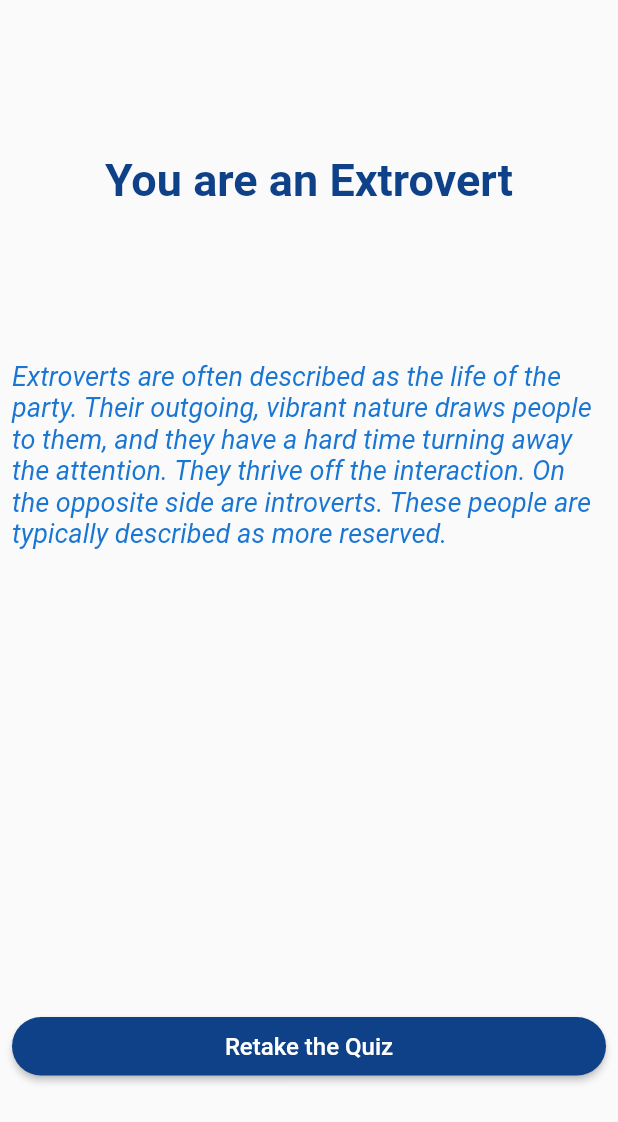
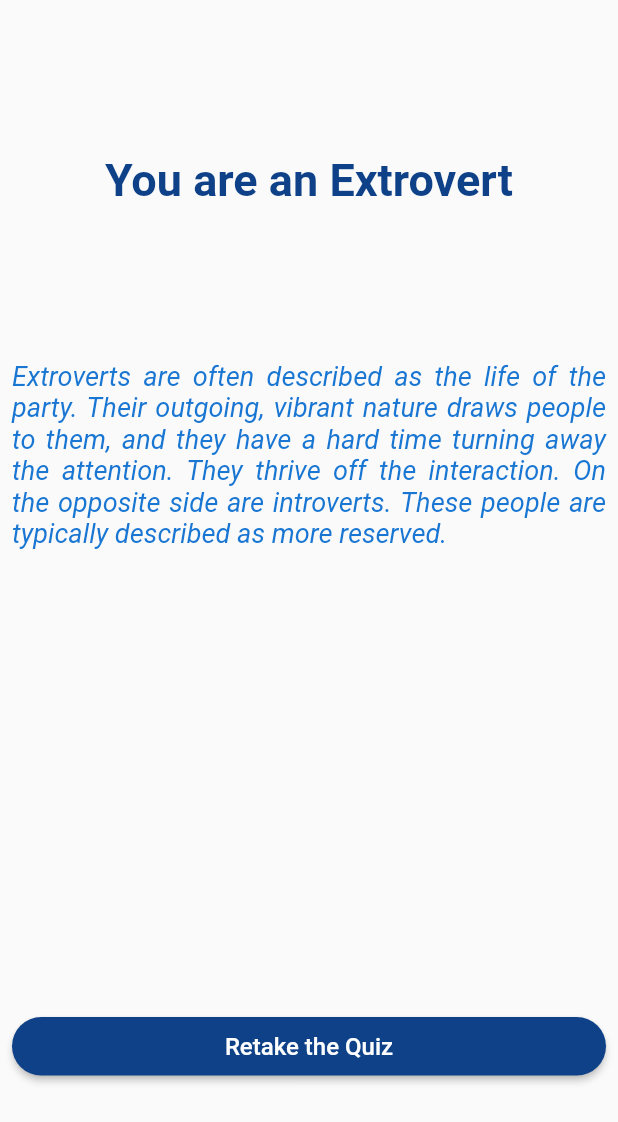
Before and after one commit to hassan-2040/teamway_demo_quiz, a Flutter app: the QuizFinishedView widget shown alone on an empty page, opened directly with empty values, on a phone screen of 412 x 824 dp. Shown: the top 1122 px of the screen. Run offline on Flutter 3.47's test engine with Material 2 defaults, Android fonts, the phone set to English and light mode, and no system bars; our stand-ins replace bloc, flutter_bloc.

Commit message:
refactored code

```diff
--- a/lib/repositories/quiz_repo.dart
+++ b/lib/repositories/quiz_repo.dart
@@ -6,7 +6,7 @@ import 'package:teamway_demo_quiz/models/question.dart';
 class QuizRepo {
   final List<Question> questions = [];
 
-  /// Fetchs the questions from the assets/questions.json file.
+  /// Fetches the questions from the assets/questions.json file.
   /// Since the questions are stored locally, Future.delayed is used to mock an API call
   Future<void> fetchQuestions() async {
     try {
--- a/lib/utilities/app_config.dart
+++ b/lib/utilities/app_config.dart
@@ -31,6 +31,7 @@ class AppConfig {
   static late double _textSizeSmall;
 
   ///This function makes sure similar text styles are used throughout the app
+  ///It also ensures any changes are globally accessible.
   static TextStyle getTextStyle({
     required BuildContext context,
     TextColor? textColor,
--- a/lib/utilities/constants.dart
+++ b/lib/utilities/constants.dart
@@ -1,5 +1,7 @@
 import 'package:flutter/material.dart';
 
+
+//Theme Colors for the app
 const Color primaryColorDark = Color(0xFF05316e);
 const accentColor = Color(0xFF1b76f5);
 const MaterialColor themeColor = MaterialColor(0xFF0e4188, _color);
@@ -32,5 +34,5 @@ enum TextColor {
   white,
   danger, //red
   disabled,
-  textButton //underlined blue
+  textButton //blue for raw text buttons such as hyperlink
 }
--- a/lib/utilities/custom_error_responses.dart
+++ b/lib/utilities/custom_error_responses.dart
@@ -1,3 +1,6 @@
+
+///This function can be used to provide relevant error responses based on
+///the type of HTTP/API error codes.
 String customErrorResponses(Exception _error) {
   late String _response;
   _response = "An error occurred whiled decoding: $_error";
--- a/lib/views/screens/home/components/quiz_finished_view.dart
+++ b/lib/views/screens/home/components/quiz_finished_view.dart
@@ -33,7 +33,7 @@ class QuizFinishedView extends StatelessWidget {
           padding: const EdgeInsets.symmetric(horizontal: 8.0),
           child: Text(
             getResultDescription(result),
-            textAlign: TextAlign.left,
+            textAlign: TextAlign.justify,
             style: AppConfig.getTextStyle(
               context: context,
               textColor: TextColor.primaryLight,
--- a/lib/views/screens/splash_screen.dart
+++ b/lib/views/screens/splash_screen.dart
@@ -90,6 +90,7 @@ class _SplashScreenState extends State<SplashScreen>
                 style: AppConfig.getTextStyle(
                   context: context,
                   textSize: TextSize.large,
+                  fontWeight: FontWeight.bold,
                   textColor: TextColor.white,
                 ),
               ),
```
Also changed, not shown: lib/views/screens/home/home_screen.dart (+3 -10 lines).
